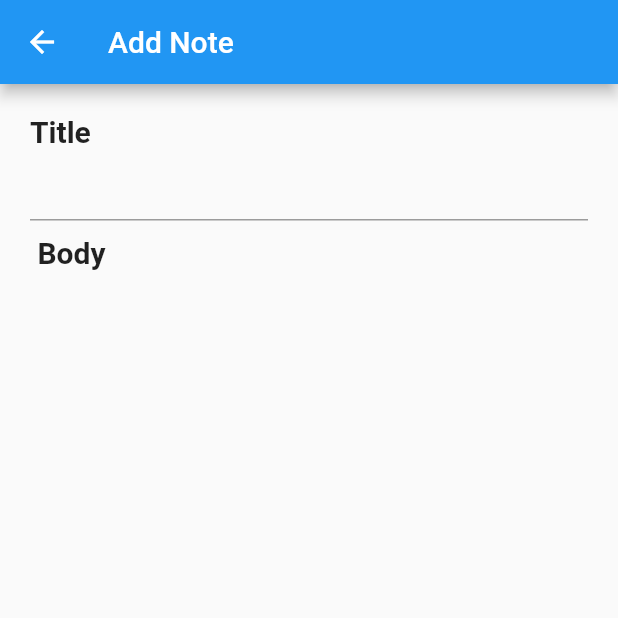
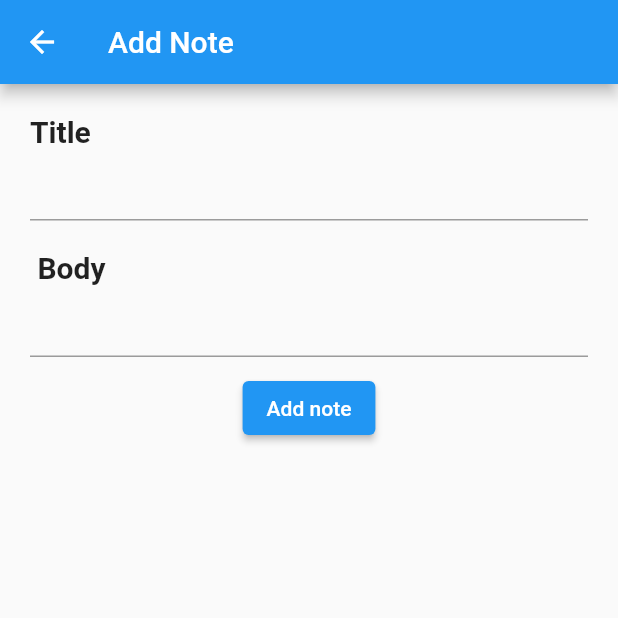
Before and after one commit to Irshadmutthu/Note_app_flutter_sqflite, a Flutter app: the Addnote screen opened by its route, on a phone screen of 412 x 824 dp, the top half of it. Run offline on Flutter 3.47's test engine with Material 2 defaults, Android fonts, the phone set to English and light mode, and no system bars; our stand-ins replace sqflite; accounts and stored records are empty.

Commit message:
add note updates

```diff
--- a/lib/screens/add_note.dart
+++ b/lib/screens/add_note.dart
@@ -1,6 +1,4 @@
 import 'package:flutter/material.dart';
-import 'package:flutter/src/widgets/framework.dart';
-import 'package:flutter/src/widgets/placeholder.dart';
 
 class Addnote extends StatefulWidget {
   const Addnote({super.key});
@@ -23,16 +21,30 @@ class _AddnoteState extends State<Addnote> {
         child: Column(
           crossAxisAlignment: CrossAxisAlignment.start,
           children: [
-            Text(
+            const Text(
               "Title",
               style: TextStyle(fontSize: 20, fontWeight: FontWeight.bold),
             ),
-            TextField(controller: bodycontroller),
-            SizedBox(
+            TextField(
+              controller: titleController,
+              keyboardType: TextInputType.multiline,
+              maxLines: null,
+            ),
+            const SizedBox(
+              height: 20,
+            ),
+            const Text(" Body",
+                style: TextStyle(fontSize: 20, fontWeight: FontWeight.bold)),
+            TextField(
+              controller: bodycontroller,
+              maxLines: null,
+            ),
+            const SizedBox(
               height: 10,
             ),
-            Text(" Body",
-                style: TextStyle(fontSize: 20, fontWeight: FontWeight.bold)),
+            Center(
+                child:
+                    ElevatedButton(onPressed: () {}, child: Text("Add note")))
           ],
         ),
       ),
```
